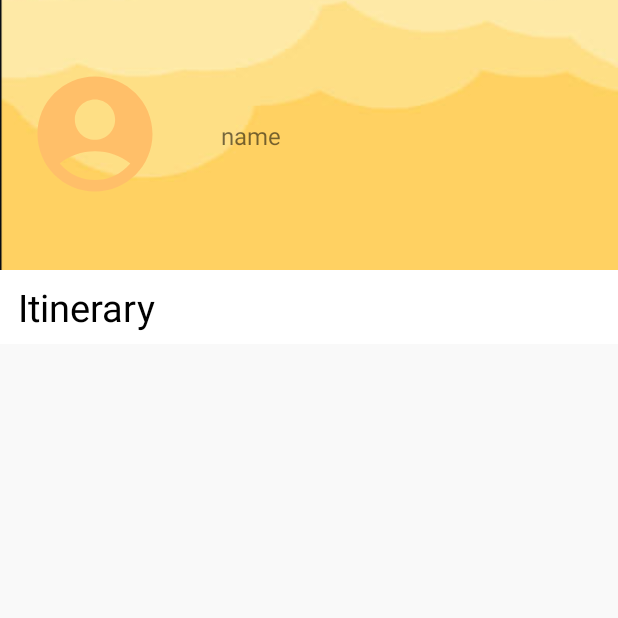
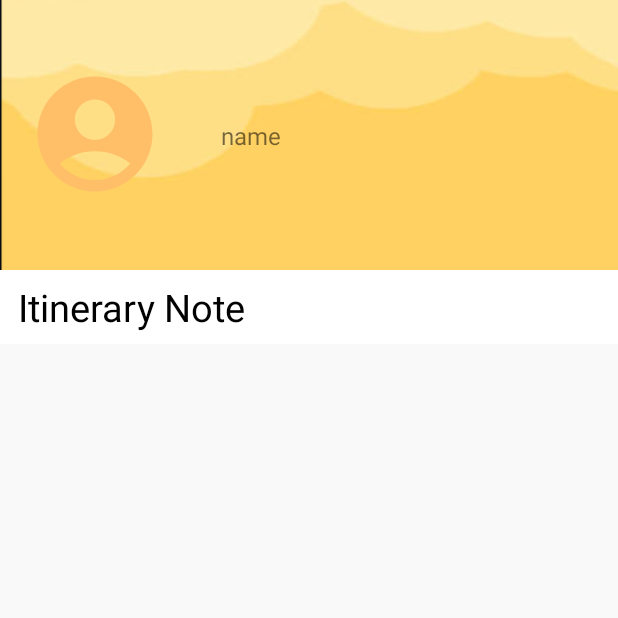
Before and after one commit to Ghost322wwww/VT6002CEM, an Android app: the planPage screen opened directly, with no data from a screen before it, on a phone screen of 412 x 824 dp, the top half of it. Run offline under Robolectric (Android 15) with nearby library versions, the light colour scheme and no system bars; our stand-ins replace Firebase (no records; nobody signed in at launch, a user with empty details on screens opened directly); pictures from the network do not load; Roboto replaces fonts that are not available here.

Commit message:
Update activity_planpage.xml

```diff
--- a/newproject/app/src/main/res/layout/activity_planpage.xml
+++ b/newproject/app/src/main/res/layout/activity_planpage.xml
@@ -61,7 +61,7 @@
             android:paddingEnd="12dp"
             android:paddingTop="7dp"
             android:paddingBottom="7dp"
-            android:text="Itinerary"
+            android:text="Itinerary Note"
             android:gravity="center_vertical"
             android:textSize="25sp"
             android:background="#ffffff"
```
